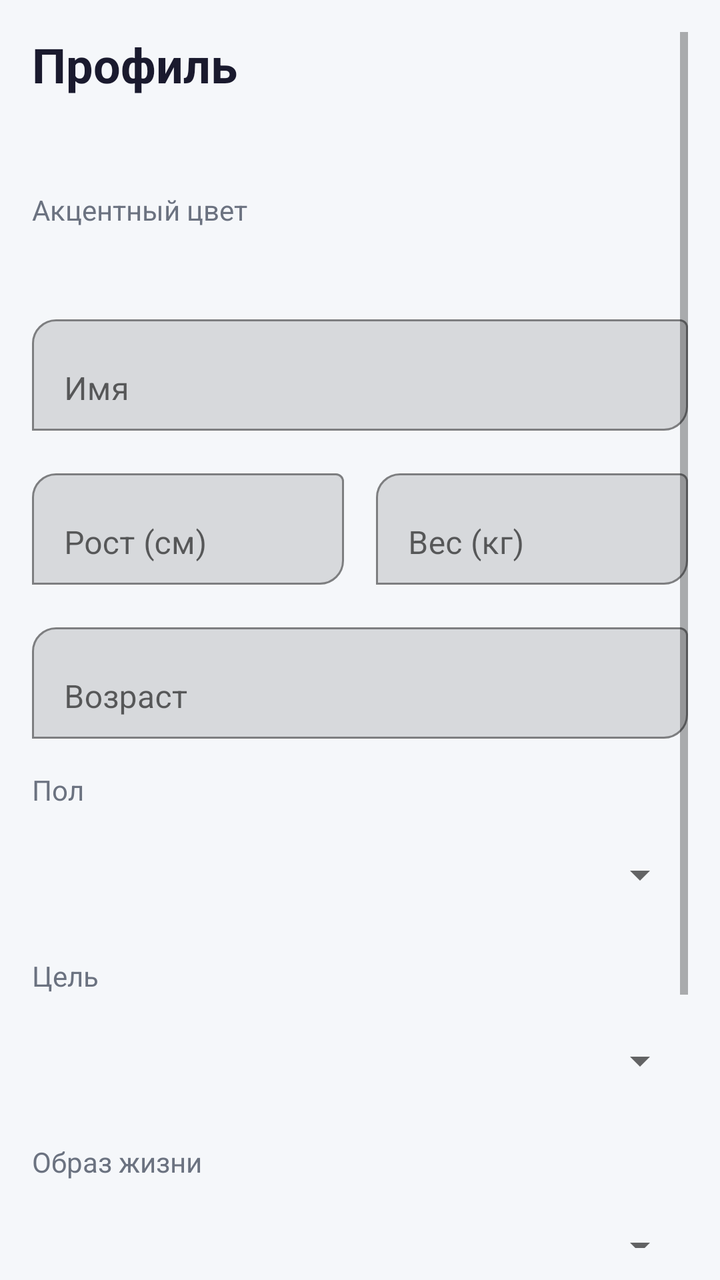
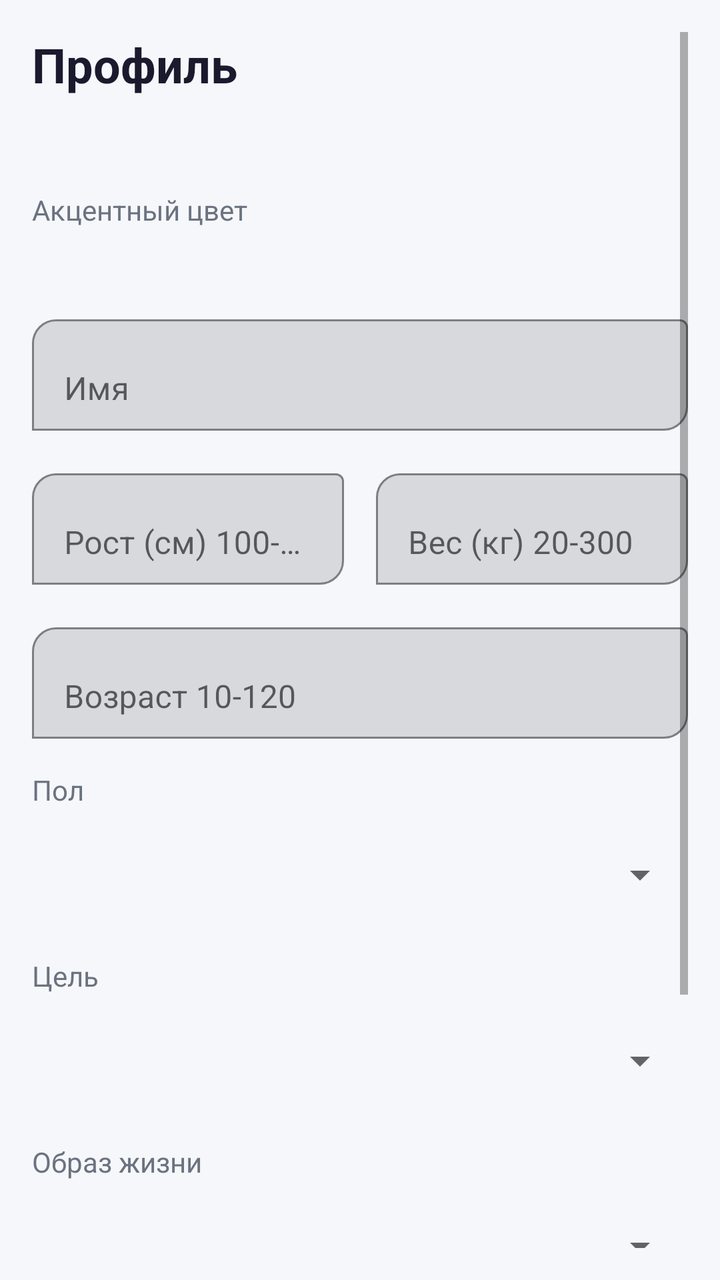

Before-and-after screenshots of an Android layout around one commit, followed by the original layout XML and the change that was made.
<!-- AndroidManifest.xml: application theme Theme.CalorieCounter -->
<!-- res/layout/activity_profile.xml -->
<?xml version="1.0" encoding="utf-8"?>
<ScrollView xmlns:android="http://schemas.android.com/apk/res/android"
    xmlns:app="http://schemas.android.com/apk/res-auto"
    android:layout_width="match_parent"
    android:layout_height="match_parent"
    android:background="@color/bg_primary"
    android:padding="16dp"
    android:fillViewport="true">

    <LinearLayout
        android:layout_width="match_parent"
        android:layout_height="wrap_content"
        android:orientation="vertical">

        <TextView
            android:text="Профиль"
            android:textSize="24sp"
            android:textStyle="bold"
            android:textColor="@color/text_primary"
            android:layout_marginBottom="8dp"
            android:layout_width="wrap_content"
            android:layout_height="wrap_content" />

        <TextView
            android:id="@+id/tvEmail"
            android:textSize="14sp"
            android:textColor="@color/text_secondary"
            android:layout_marginBottom="20dp"
            android:layout_width="wrap_content"
            android:layout_height="wrap_content" />


        <TextView
            android:text="Акцентный цвет"
            android:textSize="14sp"
            android:textColor="@color/text_secondary"
            android:layout_marginBottom="8dp"
            android:layout_width="wrap_content"
            android:layout_height="wrap_content" />

        <LinearLayout
            android:id="@+id/llAccentColors"
            android:layout_width="match_parent"
            android:layout_height="wrap_content"
            android:orientation="horizontal"
            android:gravity="center"
            android:layout_marginBottom="32dp" />

        <com.google.android.material.textfield.TextInputLayout
            android:layout_width="match_parent"
            android:layout_height="wrap_content"
            android:layout_marginBottom="16dp"
            app:boxBackgroundMode="outline"
            app:boxCornerRadiusTopStart="12dp"
            app:boxCornerRadiusBottomEnd="12dp"
            android:hint="Имя">

            <com.google.android.material.textfield.TextInputEditText
                android:id="@+id/etName"
                android:layout_width="match_parent"
                android:layout_height="wrap_content"
                android:inputType="textPersonName" />
        </com.google.android.material.textfield.TextInputLayout>

        <LinearLayout
            android:layout_width="match_parent"
            android:layout_height="wrap_content"
            android:orientation="horizontal"
            android:layout_marginBottom="16dp">

            <com.google.android.material.textfield.TextInputLayout
                android:layout_width="0dp"
                android:layout_height="wrap_content"
                android:layout_weight="1"
                android:layout_marginEnd="8dp"
                app:boxBackgroundMode="outline"
                app:boxCornerRadiusTopStart="12dp"
                app:boxCornerRadiusBottomEnd="12dp"
                android:hint="Рост (см)">

                <com.google.android.material.textfield.TextInputEditText
                    android:id="@+id/etHeight"
                    android:layout_width="match_parent"
                    android:layout_height="wrap_content"
                    android:inputType="number" />
            </com.google.android.material.textfield.TextInputLayout>

            <com.google.android.material.textfield.TextInputLayout
                android:layout_width="0dp"
                android:layout_height="wrap_content"
                android:layout_weight="1"
                android:layout_marginStart="8dp"
                app:boxBackgroundMode="outline"
                app:boxCornerRadiusTopStart="12dp"
                app:boxCornerRadiusBottomEnd="12dp"
                android:hint="Вес (кг)">

                <com.google.android.material.textfield.TextInputEditText
                    android:id="@+id/etWeight"
                    android:layout_width="match_parent"
                    android:layout_height="wrap_content"
                    android:inputType="number" />
            </com.google.android.material.textfield.TextInputLayout>
        </LinearLayout>

        <com.google.android.material.textfield.TextInputLayout
            android:layout_width="match_parent"
            android:layout_height="wrap_content"
            android:layout_marginBottom="16dp"
            app:boxBackgroundMode="outline"
            app:boxCornerRadiusTopStart="12dp"
            app:boxCornerRadiusBottomEnd="12dp"
            android:hint="Возраст">

            <com.google.android.material.textfield.TextInputEditText
                android:id="@+id/etAge"
                android:layout_width="match_parent"
                android:layout_height="wrap_content"
                android:inputType="number" />
        </com.google.android.material.textfield.TextInputLayout>

        <TextView
            android:text="Пол"
            android:textSize="14sp"
            android:textColor="@color/text_secondary"
            android:layout_marginBottom="8dp"
            android:layout_width="wrap_content"
            android:layout_height="wrap_content" />

        <Spinner
            android:id="@+id/spinnerGender"
            android:layout_width="match_parent"
            android:layout_height="50dp"
            android:layout_marginBottom="16dp" />

        <TextView
            android:text="Цель"
            android:textSize="14sp"
            android:textColor="@color/text_secondary"
            android:layout_marginBottom="8dp"
            android:layout_width="wrap_content"
            android:layout_height="wrap_content" />

        <Spinner
            android:id="@+id/spinnerGoal"
            android:layout_width="match_parent"
            android:layout_height="50dp"
            android:layout_marginBottom="16dp" />

        <TextView
            android:text="Образ жизни"
            android:textSize="14sp"
            android:textColor="@color/text_secondary"
            android:layout_marginBottom="8dp"
            android:layout_width="wrap_content"
            android:layout_height="wrap_content" />

        <Spinner
            android:id="@+id/spinnerLifestyle"
            android:layout_width="match_parent"
            android:layout_height="50dp"
            android:layout_marginBottom="32dp" />

        <com.google.android.material.button.MaterialButton
            android:id="@+id/btnSave"
            android:layout_width="match_parent"
            android:layout_height="56dp"
            android:text="Сохранить изменения"
            app:cornerRadius="16dp"
            android:backgroundTint="@color/primary"
            android:layout_marginBottom="16dp" />

        <com.google.android.material.button.MaterialButton
            android:id="@+id/btnLogout"
            android:layout_width="match_parent"
            android:layout_height="56dp"
            android:text="Выйти из аккаунта"
            android:textColor="#FFFFFFFF"
            app:cornerRadius="16dp"
            android:backgroundTint="#FFB71C1C"
            style="@style/Widget.MaterialComponents.Button" />

        <ProgressBar
            android:id="@+id/progressBar"
            android:layout_width="wrap_content"
            android:layout_height="wrap_content"
            android:layout_gravity="center"
            android:visibility="gone"
            android:layout_marginTop="16dp" />
    </LinearLayout>
</ScrollView>
<!-- resources referenced by this layout -->
<resources>
  <color name="bg_primary">#F5F7FA</color>
  <color name="primary">#6C63FF</color>
  <color name="text_primary">#1A1A2E</color>
  <color name="text_secondary">#6B7280</color>
  <style name="Theme.CalorieCounter" parent="Theme.MaterialComponents.Light.NoActionBar">
          <item name="colorPrimary">@color/primary</item>
          <item name="colorPrimaryDark">@color/primary_dark</item>
          <item name="colorAccent">@color/accent</item>
          <item name="android:statusBarColor">@color/primary</item>
          <item name="android:windowLightStatusBar">false</item>
      </style>
  <color name="primary_dark">#5A52D5</color>
  <color name="accent">#00C9A7</color>
</resources>

<!-- the commit's change to res/layout/activity_profile.xml (unified diff, before → after) -->
@@ -76,13 +76,14 @@
                 app:boxBackgroundMode="outline"
                 app:boxCornerRadiusTopStart="12dp"
                 app:boxCornerRadiusBottomEnd="12dp"
-                android:hint="Рост (см)">
+                android:hint="Рост (см) 100-250">
 
                 <com.google.android.material.textfield.TextInputEditText
                     android:id="@+id/etHeight"
                     android:layout_width="match_parent"
                     android:layout_height="wrap_content"
-                    android:inputType="number" />
+                    android:inputType="number"
+                    android:maxLength="3" />
             </com.google.android.material.textfield.TextInputLayout>
 
             <com.google.android.material.textfield.TextInputLayout
@@ -93,13 +94,14 @@
                 app:boxBackgroundMode="outline"
                 app:boxCornerRadiusTopStart="12dp"
                 app:boxCornerRadiusBottomEnd="12dp"
-                android:hint="Вес (кг)">
+                android:hint="Вес (кг) 20-300">
 
                 <com.google.android.material.textfield.TextInputEditText
                     android:id="@+id/etWeight"
                     android:layout_width="match_parent"
                     android:layout_height="wrap_content"
-                    android:inputType="number" />
+                    android:inputType="number"
+                    android:maxLength="3" />
             </com.google.android.material.textfield.TextInputLayout>
         </LinearLayout>
 
@@ -110,13 +112,14 @@
             app:boxBackgroundMode="outline"
             app:boxCornerRadiusTopStart="12dp"
             app:boxCornerRadiusBottomEnd="12dp"
-            android:hint="Возраст">
+            android:hint="Возраст 10-120">
 
             <com.google.android.material.textfield.TextInputEditText
                 android:id="@+id/etAge"
                 android:layout_width="match_parent"
                 android:layout_height="wrap_content"
-                android:inputType="number" />
+                android:inputType="number"
+                android:maxLength="3" />
         </com.google.android.material.textfield.TextInputLayout>
 
         <TextView
